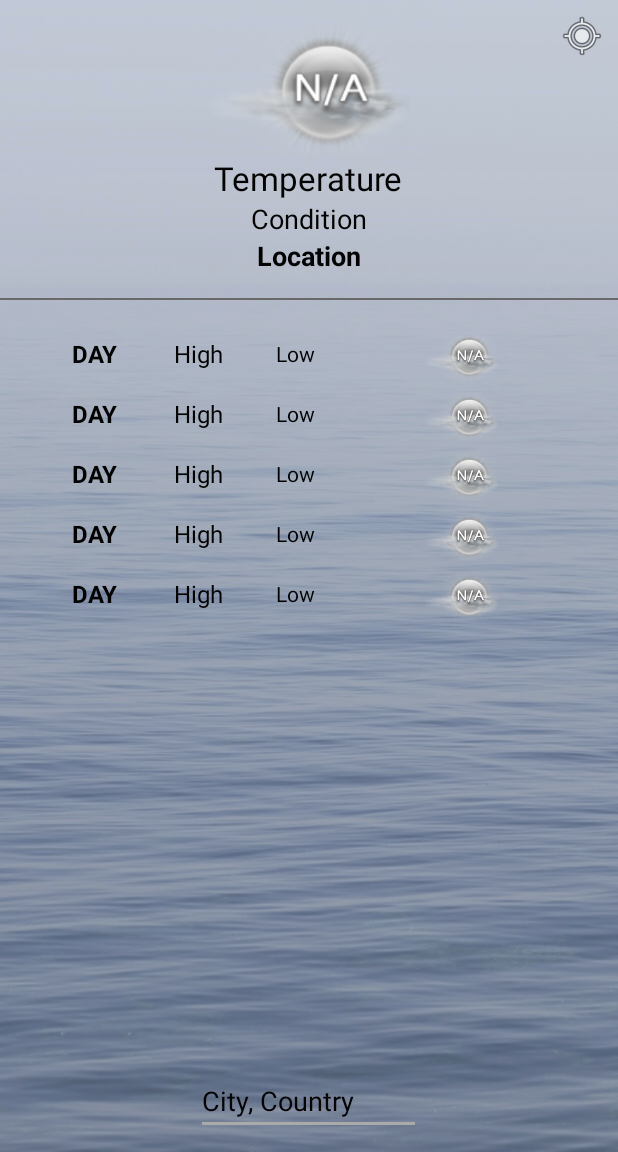
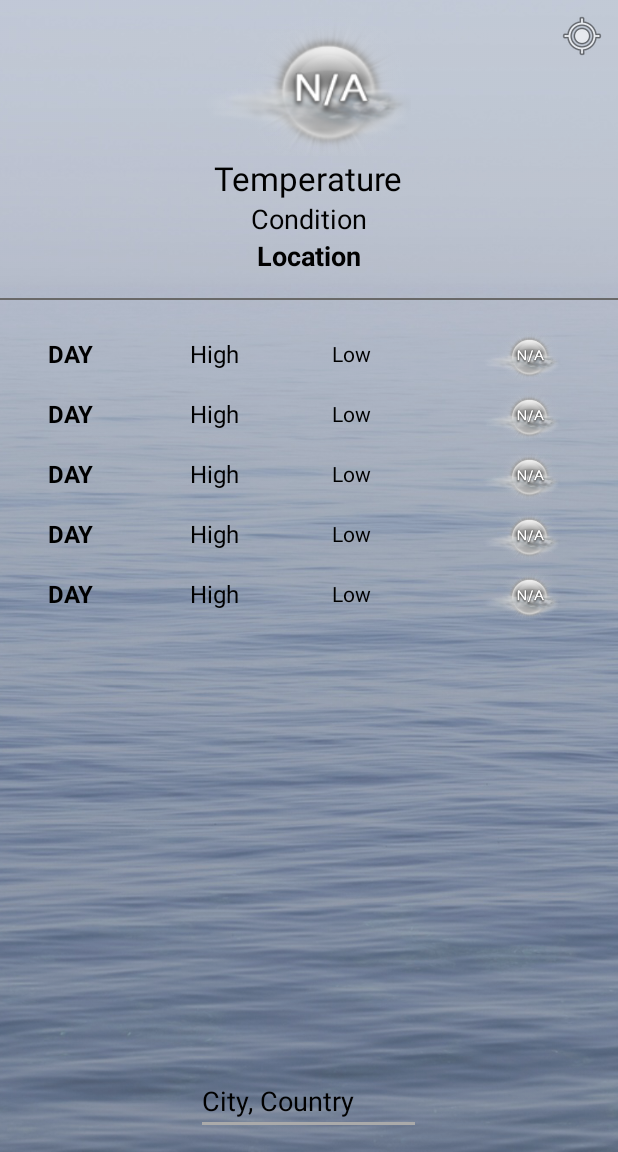
Before and after one commit to sun-xiaofeng/COMP90018-Project, an Android app: the screen it shows after launch (WeatherActivity), on a phone screen of 412 x 824 dp, the part 84-1236 px from its top. Run offline under Robolectric (Android 15) with nearby library versions, the phone set to English and light mode, and no system bars.

```diff
--- a/app/src/main/res/layout/fragment_weather_condition.xml
+++ b/app/src/main/res/layout/fragment_weather_condition.xml
@@ -7,8 +7,8 @@
     android:orientation="horizontal"
     android:paddingTop="2dp"
     android:paddingBottom="2dp"
-    android:paddingEnd="48dp"
-    android:paddingStart="48dp"
+    android:paddingEnd="32dp"
+    android:paddingStart="32dp"
     tools:context="comp90018.project2.weather.fragments.ForecastFragment">
 
     <TextView
@@ -45,7 +45,7 @@
 
     <ImageView
         android:id="@+id/weatherIconImageView"
-        android:layout_width="112dp"
+        android:layout_width="64dp"
         android:layout_height="36dp"
         app:srcCompat="@drawable/icon_na" />
 
```
